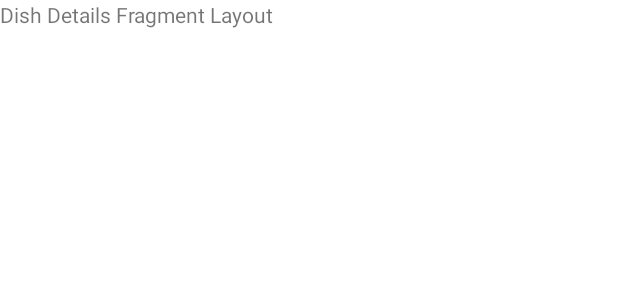
After one commit to maxgol777/FavDish, an Android app: the layout fragment_dish_details.xml on its own in the app's theme, with its tools: preview values and no code run, on a phone screen of 412 x 824 dp. The commit adds this screen. Shown: the top 300 px of the screen. Run offline under Robolectric (Android 15) with nearby library versions, the phone set to English and light mode, and no system bars.

Commit message:
Dish detail fragment

```diff
--- a/app/build.gradle
+++ b/app/build.gradle
@@ -2,6 +2,7 @@ plugins {
     id 'com.android.application'
     id 'kotlin-android'
     id 'kotlin-kapt'
+    id 'androidx.navigation.safeargs.kotlin'
 }
 
 android {
@@ -54,6 +55,7 @@ dependencies {
     implementation 'androidx.lifecycle:lifecycle-viewmodel-ktx:2.3.1'
     implementation 'androidx.navigation:navigation-fragment-ktx:2.3.5'
     implementation 'androidx.navigation:navigation-ui-ktx:2.3.5'
+    implementation 'androidx.legacy:legacy-support-v4:1.0.0'
     testImplementation 'junit:junit:4.+'
     androidTestImplementation 'androidx.test.ext:junit:1.1.2'
     androidTestImplementation 'androidx.test.espresso:espresso-core:3.3.0'
--- a/app/src/main/java/com/maxgol/favdish/view/fragments/AllDishesFragment.kt
+++ b/app/src/main/java/com/maxgol/favdish/view/fragments/AllDishesFragment.kt
@@ -6,6 +6,7 @@ import android.view.*
 import androidx.fragment.app.Fragment
 import androidx.fragment.app.viewModels
 import androidx.lifecycle.Observer
+import androidx.navigation.fragment.findNavController
 import androidx.recyclerview.widget.GridLayoutManager
 import com.maxgol.favdish.R
 import com.maxgol.favdish.application.FavDishApplication
@@ -64,6 +65,10 @@ class AllDishesFragment : Fragment() {
         })
     }
 
+    fun dishDetails(){
+        findNavController().navigate(AllDishesFragmentDirections.actionNavigationAllDishesToNavigationDishDetails())
+    }
+
     override fun onCreateOptionsMenu(menu: Menu, inflater: MenuInflater) {
         inflater.inflate(R.menu.menu_all_dishes, menu)
         super.onCreateOptionsMenu(menu, inflater)
--- /dev/null
+++ b/app/src/main/res/layout/fragment_dish_details.xml
@@ -0,0 +1,15 @@
+<?xml version="1.0" encoding="utf-8"?>
+<FrameLayout xmlns:android="http://schemas.android.com/apk/res/android"
+    xmlns:tools="http://schemas.android.com/tools"
+    android:layout_width="match_parent"
+    android:layout_height="match_parent"
+    tools:context=".view.fragments.DishDetailsFragment">
+
+    <!-- TODO: Update blank fragment layout -->
+    <TextView
+        android:layout_gravity="center"
+        android:layout_width="match_parent"
+        android:layout_height="match_parent"
+        android:text="@string/dish_details_fragment_layout" />
+
+</FrameLayout>
--- a/app/src/main/res/values/strings.xml
+++ b/app/src/main/res/values/strings.xml
@@ -3,6 +3,7 @@
     <string name="title_all_dishes">All Dishes</string>
     <string name="title_favorite_dishes">Favorite</string>
     <string name="title_random_dish">Random dish</string>
+    <string name="title_dish_details">Dish details</string>
 
     <string name="splash_screen_title">Fav Dish</string>
 
@@ -35,4 +36,6 @@
     <string name="err_msg_select_dish_cooking_direction">Select cooking direction</string>
     <string name="all_entries_are_valid">All entries are valid</string>
     <string name="label_no_dishes_added_yet">no dishes added yet</string>
+    <!-- TODO: Remove or change this placeholder text -->
+    <string name="dish_details_fragment_layout">Dish Details Fragment Layout</string>
 </resources>
--- a/build.gradle
+++ b/build.gradle
@@ -10,6 +10,8 @@ buildscript {
         classpath "com.android.tools.build:gradle:4.1.2"
         classpath "org.jetbrains.kotlin:kotlin-gradle-plugin:$kotlin_version"
 
+        def nav_version = "2.3.5"
+        classpath "androidx.navigation:navigation-safe-args-gradle-plugin:$nav_version"
         // NOTE: Do not place your application dependencies here; they belong
         // in the individual module build.gradle files
     }
```
Also changed, not shown: app/src/main/java/com/maxgol/favdish/view/adapters/FavDishAdapter.kt (+7 -0 lines), app/src/main/java/com/maxgol/favdish/view/fragments/DishDetailsFragment.kt (added, +26 -0 lines), app/src/main/res/navigation/mobile_navigation.xml (+11 -1 lines).
